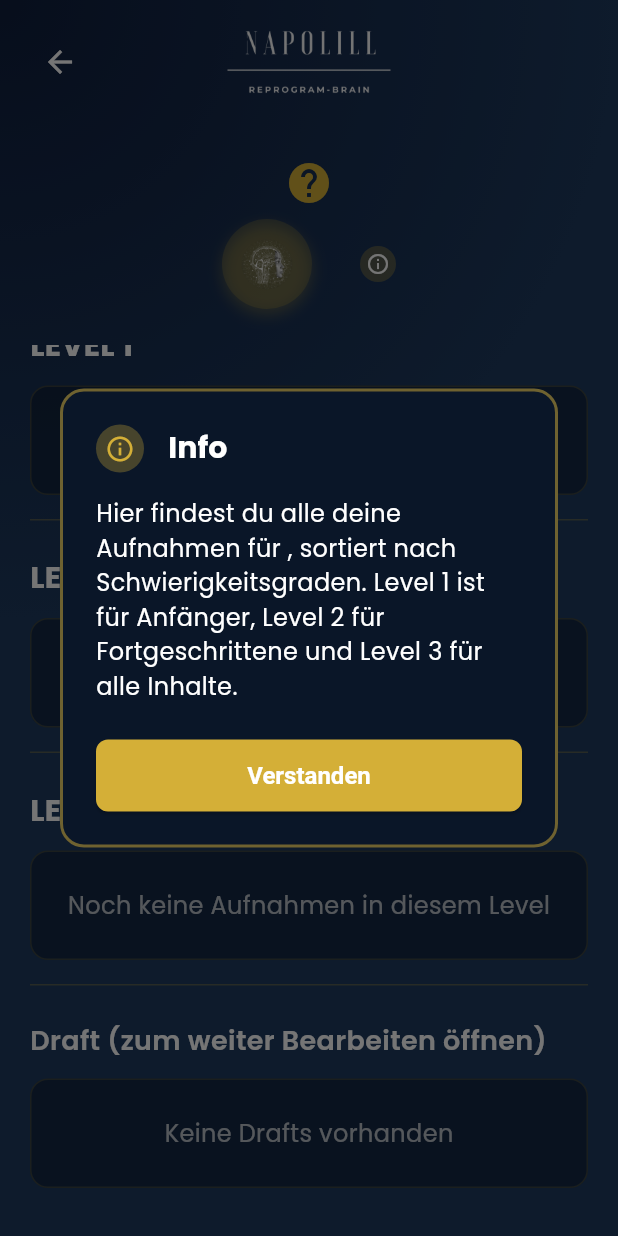
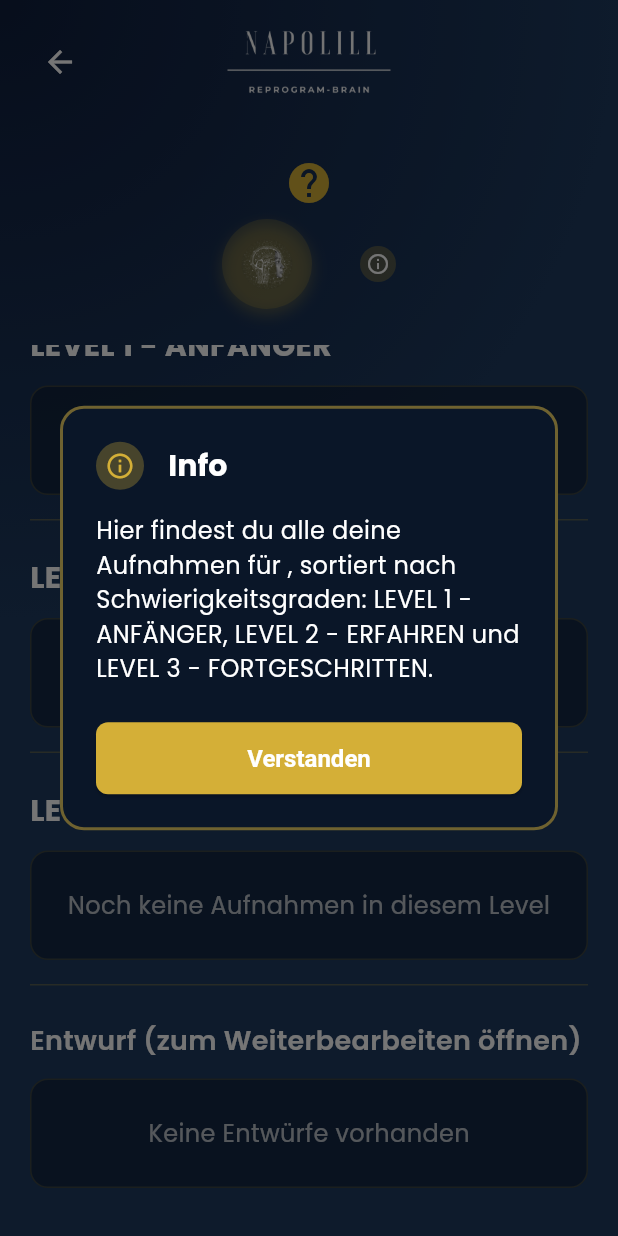
Before and after one commit to andrea13119/napolill-app, a Flutter app: the CategoryDetailScreen screen opened directly with empty values, scrolled down 102 dp, after a tap on the "info outline" icon, on a phone screen of 412 x 824 dp. Run offline on Flutter 3.47's test engine with Material 3 defaults, Android fonts, the phone set to English and light mode, and no system bars; our stand-ins replace cloud_firestore, device_info_plus, firebase_auth, firebase_core, firebase_storage, flutter_local_notifications and 11 more; missing offline and left inert: flutter_sound; accounts and stored records are empty.

Commit message:
feat: Level- und Draft-Benennungen lokalisieren und geändert

```diff
--- a/lib/models/draft_state.dart
+++ b/lib/models/draft_state.dart
@@ -21,7 +21,7 @@ class DraftState {
 
   DraftState({
     required this.entryId,
-    this.title = 'Draft',
+    this.title = 'Entwurf',
     this.category = 'custom',
     this.nextIndex = 0,
     this.perTakeStatus = const [],
@@ -88,7 +88,7 @@ class DraftState {
   factory DraftState.fromJson(Map<String, dynamic> json) {
     return DraftState(
       entryId: json['entryId'],
-      title: json['title'] ?? 'Draft',
+      title: json['title'] ?? 'Entwurf',
       category: json['category'] ?? 'custom',
       nextIndex: json['nextIndex'] ?? 0,
       perTakeStatus: _parseTakeStatusList(json['perTakeStatus']),
--- a/lib/screens/affirmation_selection_screen.dart
+++ b/lib/screens/affirmation_selection_screen.dart
@@ -115,7 +115,7 @@ class _AffirmationSelectionScreenState
         draftState = DraftState(
           entryId: entryId,
           title:
-              'Draft ${DateTime.now().day}.${DateTime.now().month}.${DateTime.now().year}',
+              'Entwurf ${DateTime.now().day}.${DateTime.now().month}.${DateTime.now().year}',
           category: category,
           nextIndex: 0,
           perTakeStatus: List.generate(30, (index) => TakeStatus.todo),
@@ -468,7 +468,7 @@ class _AffirmationSelectionScreenState
         entryId: entryId,
         title:
             widget.draftState?.title ??
-            'Draft ${DateTime.now().day}.${DateTime.now().month}.${DateTime.now().year}',
+            'Entwurf ${DateTime.now().day}.${DateTime.now().month}.${DateTime.now().year}',
         category: category,
         selectedAffirmations: _selectedAffirmations,
         customAffirmations: _customAffirmations,
@@ -589,7 +589,7 @@ class _AffirmationSelectionScreenState
                           Colors.blue[300]!,
                         ),
                         _buildBulletPoint(
-                          'Zu finden im Draft-Ordner deiner Kategorie',
+                          'Zu finden im Entwurfsordner deiner Kategorie',
                           Colors.purple[300]!,
                         ),
                         _buildBulletPoint(
--- a/lib/screens/category_detail_screen.dart
+++ b/lib/screens/category_detail_screen.dart
@@ -193,7 +193,7 @@ class _CategoryDetailScreenState extends ConsumerState<CategoryDetailScreen> {
 
           // Level 1
           _buildLevelSection(
-            'LEVEL 1',
+            AppStrings.level1Anfaenger,
             entries.where((e) => e.level == AppConstants.levelBeginner).toList()
               ..sort((a, b) => b.createdAt.compareTo(a.createdAt)),
           ),
@@ -202,7 +202,7 @@ class _CategoryDetailScreenState extends ConsumerState<CategoryDetailScreen> {
 
           // Level 2
           _buildLevelSection(
-            'LEVEL 2',
+            AppStrings.level2Erfahren,
             entries.where((e) => e.level == AppConstants.levelAdvanced).toList()
               ..sort((a, b) => b.createdAt.compareTo(a.createdAt)),
           ),
@@ -211,7 +211,7 @@ class _CategoryDetailScreenState extends ConsumerState<CategoryDetailScreen> {
 
           // Level 3
           _buildLevelSection(
-            'LEVEL 3',
+            AppStrings.level3Fortgeschritten,
             entries.where((e) => e.level == AppConstants.levelOpen).toList()
               ..sort((a, b) => b.createdAt.compareTo(a.createdAt)),
           ),
@@ -293,7 +293,7 @@ class _CategoryDetailScreenState extends ConsumerState<CategoryDetailScreen> {
       crossAxisAlignment: CrossAxisAlignment.start,
       children: [
         Text(
-          'Draft (zum weiter Bearbeiten öffnen)',
+          'Entwurf (zum Weiterbearbeiten öffnen)',
           style: AppTheme.headingStyle.copyWith(
             fontSize: 18,
             fontWeight: FontWeight.w600,
@@ -527,7 +527,7 @@ class _CategoryDetailScreenState extends ConsumerState<CategoryDetailScreen> {
                       crossAxisAlignment: CrossAxisAlignment.start,
                       children: [
                         Text(
-                          draft.title,
+                          _getLocalizedDraftTitle(draft.title),
                           style: AppTheme.headingStyle.copyWith(
                             fontSize: 16,
                             fontWeight: FontWeight.w600,
@@ -633,7 +633,7 @@ class _CategoryDetailScreenState extends ConsumerState<CategoryDetailScreen> {
       ),
       child: Center(
         child: Text(
-          'Keine Drafts vorhanden',
+          'Keine Entwürfe vorhanden',
           style: AppTheme.bodyStyle.copyWith(
             color: Colors.white.withValues(alpha: 0.7),
           ),
@@ -972,7 +972,7 @@ class _CategoryDetailScreenState extends ConsumerState<CategoryDetailScreen> {
   void _showEditDraftTitleDialog(DraftState draft) {
     final moodTheme = ref.read(currentMoodThemeProvider);
     final TextEditingController titleController = TextEditingController(
-      text: draft.title,
+      text: _getLocalizedDraftTitle(draft.title),
     );
 
     showDialog(
@@ -988,7 +988,7 @@ class _CategoryDetailScreenState extends ConsumerState<CategoryDetailScreen> {
             ),
           ),
           title: Text(
-            'Draft-Titel bearbeiten',
+            'Entwurfstitel bearbeiten',
             style: AppTheme.headingStyle.copyWith(
               color: Colors.white,
               fontSize: 20,
@@ -1066,7 +1066,7 @@ class _CategoryDetailScreenState extends ConsumerState<CategoryDetailScreen> {
       if (mounted) {
         ScaffoldMessenger.of(context).showSnackBar(
           SnackBar(
-            content: Text('Draft-Titel wurde zu "$newTitle" geändert'),
+            content: Text('Entwurfstitel wurde zu "$newTitle" geändert'),
             backgroundColor: AppTheme.secondaryColor,
             duration: const Duration(seconds: 2),
           ),
@@ -1103,7 +1103,7 @@ class _CategoryDetailScreenState extends ConsumerState<CategoryDetailScreen> {
         ScaffoldMessenger.of(context).showSnackBar(
           SnackBar(
             content: Text(
-              'Draft vom ${_formatDateTime(DateTime.fromMillisecondsSinceEpoch(int.parse(draft.entryId)))} wurde gelöscht',
+              'Entwurf vom ${_formatDateTime(DateTime.fromMillisecondsSinceEpoch(int.parse(draft.entryId)))} wurde gelöscht',
             ),
             backgroundColor: Colors.red,
             duration: const Duration(seconds: 2),
@@ -1114,7 +1114,7 @@ class _CategoryDetailScreenState extends ConsumerState<CategoryDetailScreen> {
       if (mounted) {
         ScaffoldMessenger.of(context).showSnackBar(
           SnackBar(
-            content: Text('Fehler beim Löschen des Drafts: $e'),
+            content: Text('Fehler beim Löschen des Entwurfs: $e'),
             backgroundColor: Colors.red,
           ),
         );
@@ -1156,7 +1156,7 @@ class _CategoryDetailScreenState extends ConsumerState<CategoryDetailScreen> {
                   const SizedBox(width: 12),
                   Expanded(
                     child: Text(
-                      'Draft löschen?',
+                      'Entwurf löschen?',
                       style: AppTheme.headingStyle.copyWith(
                         color: Colors.white,
                         fontSize: 20,
@@ -1170,7 +1170,7 @@ class _CategoryDetailScreenState extends ConsumerState<CategoryDetailScreen> {
                 crossAxisAlignment: CrossAxisAlignment.start,
                 children: [
                   Text(
-                    'Möchtest du diesen Draft wirklich löschen?',
+                    'Möchtest du diesen Entwurf wirklich löschen?',
                     style: AppTheme.bodyStyle.copyWith(
                       color: Colors.white,
                       fontSize: 16,
@@ -1187,7 +1187,7 @@ class _CategoryDetailScreenState extends ConsumerState<CategoryDetailScreen> {
                       crossAxisAlignment: CrossAxisAlignment.start,
                       children: [
                         Text(
-                          'Draft vom:',
+                          'Entwurf vom:',
                           style: AppTheme.bodyStyle.copyWith(
                             color: Colors.red,
                             fontWeight: FontWeight.w600,
@@ -1249,6 +1249,16 @@ class _CategoryDetailScreenState extends ConsumerState<CategoryDetailScreen> {
         false;
   }
 
+  String _getLocalizedDraftTitle(String title) {
+    if (title == 'Draft') {
+      return 'Entwurf';
+    }
+    if (title.startsWith('Draft ')) {
+      return 'Entwurf ${title.substring('Draft '.length)}';
+    }
+    return title;
+  }
+
   void _showInfoDialog() {
     final moodTheme = ref.read(currentMoodThemeProvider);
 
@@ -1293,7 +1303,7 @@ class _CategoryDetailScreenState extends ConsumerState<CategoryDetailScreen> {
             ],
           ),
           content: Text(
-            'Hier findest du alle deine Aufnahmen für ${widget.categoryTitle}, sortiert nach Schwierigkeitsgraden. Level 1 ist für Anfänger, Level 2 für Fortgeschrittene und Level 3 für alle Inhalte.',
+            'Hier findest du alle deine Aufnahmen für ${widget.categoryTitle}, sortiert nach Schwierigkeitsgraden: LEVEL 1 - ANFÄNGER, LEVEL 2 - ERFAHREN und LEVEL 3 - FORTGESCHRITTEN.',
             style: AppTheme.bodyStyle.copyWith(
               fontSize: 16,
               color: Colors.white,
--- a/lib/screens/level_selection_screen.dart
+++ b/lib/screens/level_selection_screen.dart
@@ -20,21 +20,21 @@ class _LevelSelectionScreenState extends ConsumerState<LevelSelectionScreen> {
   final List<LevelOption> _levels = [
     LevelOption(
       id: AppConstants.levelBeginner,
-      title: AppStrings.anfaenger,
+      title: AppStrings.level1Anfaenger,
       description: 'Lieber ruhig & klar geführt',
       color: Colors.green,
       icon: Icons.school,
     ),
     LevelOption(
       id: AppConstants.levelAdvanced,
-      title: AppStrings.fortgeschritten,
+      title: AppStrings.level2Erfahren,
       description: 'Mit mehr Tiefe',
       color: Colors.orange,
       icon: Icons.trending_up,
     ),
     LevelOption(
       id: AppConstants.levelOpen,
-      title: AppStrings.offen,
+      title: AppStrings.level3Fortgeschritten,
       description: 'Alle Inhalte freigeschaltet',
       color: Colors.blue,
       icon: Icons.all_inclusive,
--- a/lib/screens/recording_screen.dart
+++ b/lib/screens/recording_screen.dart
@@ -417,7 +417,7 @@ class _RecordingScreenState extends ConsumerState<RecordingScreen> {
         entryId: entryId,
         title:
             widget.draftState?.title ??
-            'Draft ${DateTime.now().day}.${DateTime.now().month}.${DateTime.now().year}',
+            'Entwurf ${DateTime.now().day}.${DateTime.now().month}.${DateTime.now().year}',
         category: widget.draftState?.category ?? 'custom',
         nextIndex: nextUnrecordedIndex,
         perTakeStatus: takeStatusList,
@@ -553,7 +553,7 @@ class _RecordingScreenState extends ConsumerState<RecordingScreen> {
                           Colors.blue[300]!,
                         ),
                         _buildBulletPoint(
-                          'Zu finden im Draft-Ordner deiner Kategorie',
+                          'Zu finden im Entwurfsordner deiner Kategorie',
                           Colors.purple[300]!,
                         ),
                         _buildBulletPoint(
@@ -679,7 +679,7 @@ class _RecordingScreenState extends ConsumerState<RecordingScreen> {
       entryId: entryId,
       title:
           widget.draftState?.title ??
-          'Draft ${DateTime.now().day}.${DateTime.now().month}.${DateTime.now().year}',
+          'Entwurf ${DateTime.now().day}.${DateTime.now().month}.${DateTime.now().year}',
       category: widget.draftState?.category ?? 'custom',
       nextIndex: nextUnrecordedIndex,
       perTakeStatus: takeStatusList,
--- a/lib/services/storage_service.dart
+++ b/lib/services/storage_service.dart
@@ -156,7 +156,7 @@ class StorageService {
       // For version 4, we need to add title column
       try {
         await db.execute('''
-          ALTER TABLE draft_states ADD COLUMN title TEXT NOT NULL DEFAULT 'Draft'
+          ALTER TABLE draft_states ADD COLUMN title TEXT NOT NULL DEFAULT 'Entwurf'
         ''');
         debugPrint('Successfully added title column');
       } catch (e) {
```
Also changed, not shown: lib/models/entry.dart (+3 -10 lines), lib/screens/entry_player_screen.dart (+2 -11 lines), lib/screens/final_notice_screen.dart (+1 -10 lines), lib/screens/music_selection_screen.dart (+11 -12 lines), lib/screens/profile_screen.dart (+12 -21 lines), lib/utils/constants.dart (+17 -3 lines), lib/widgets/recently_played.dart (+1 -10 lines).
